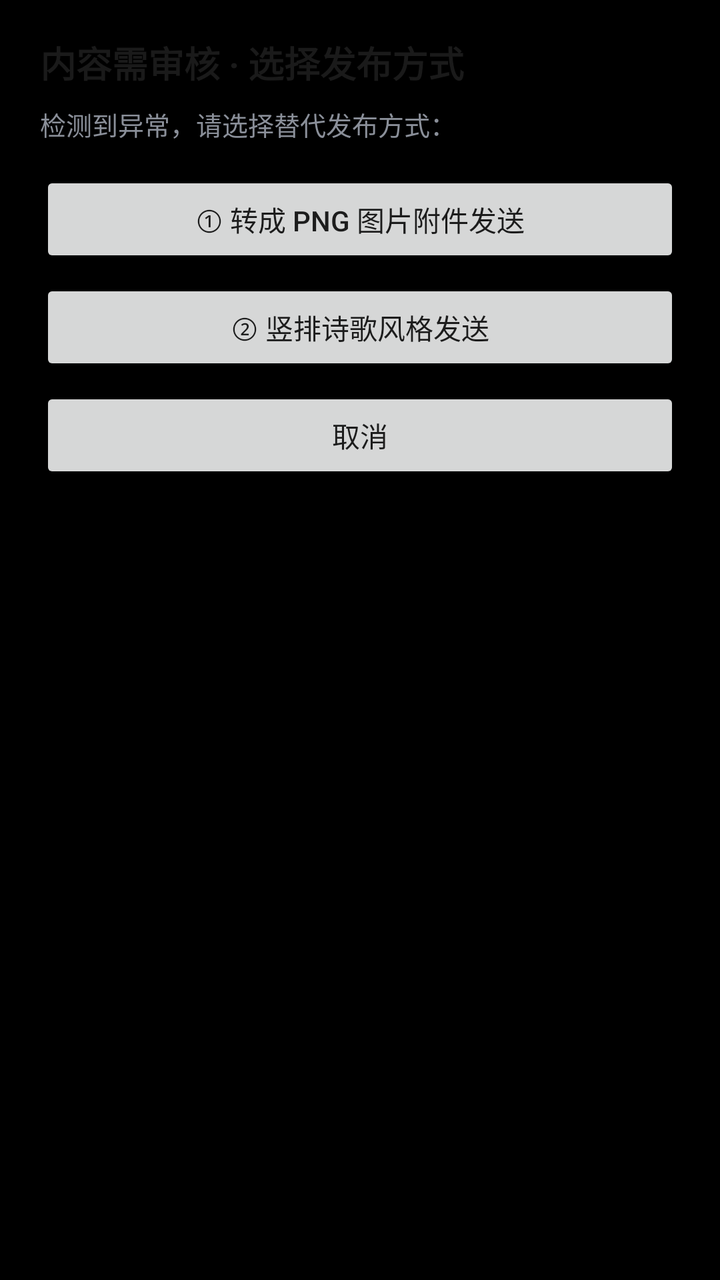
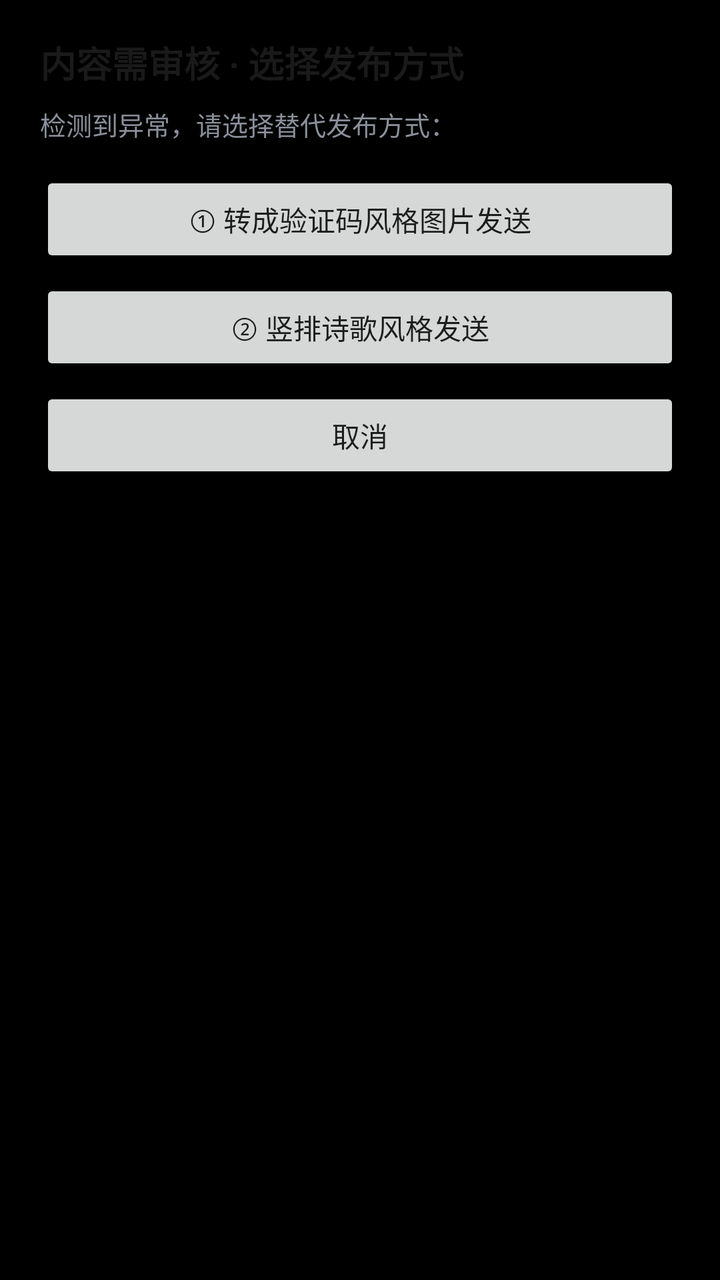

Screens rendered from an Android XML layout before and after an edit, with the pre-edit source and the edit as a unified diff.
<!-- AndroidManifest.xml: application theme AppTheme -->
<!-- res/layout/dialog_publish_method.xml -->
<?xml version="1.0" encoding="utf-8"?>
<LinearLayout xmlns:android="http://schemas.android.com/apk/res/android"
    android:layout_width="match_parent"
    android:layout_height="wrap_content"
    android:orientation="vertical"
    android:paddingStart="20dp"
    android:paddingTop="18dp"
    android:paddingEnd="20dp"
    android:paddingBottom="12dp">

    <TextView
        android:id="@+id/pm_title"
        android:layout_width="match_parent"
        android:layout_height="wrap_content"
        android:text="内容需审核 · 选择发布方式"
        android:textColor="@color/mine_row_title"
        android:textSize="18sp"
        android:textStyle="bold" />

    <TextView
        android:id="@+id/pm_desc"
        android:layout_width="match_parent"
        android:layout_height="wrap_content"
        android:layout_marginTop="8dp"
        android:text="检测到异常，请选择替代发布方式："
        android:textColor="@color/mine_row_summary"
        android:textSize="13sp" />

    <Button
        android:id="@+id/pm_btn_jpg"
        android:layout_width="match_parent"
        android:layout_height="wrap_content"
        android:layout_marginTop="14dp"
        android:text="① 转成 PNG 图片附件发送"
        android:textAllCaps="false" />

    <Button
        android:id="@+id/pm_btn_vertical"
        android:layout_width="match_parent"
        android:layout_height="wrap_content"
        android:layout_marginTop="6dp"
        android:text="② 竖排诗歌风格发送"
        android:textAllCaps="false" />

    <Button
        android:id="@+id/pm_btn_cancel"
        android:layout_width="match_parent"
        android:layout_height="wrap_content"
        android:layout_marginTop="6dp"
        android:text="取消"
        android:textAllCaps="false" />

</LinearLayout>
<!-- resources referenced by this layout -->
<resources>
  <color name="mine_row_summary">#8A8F99</color>
  <color name="mine_row_title">#1A1A1A</color>
  <style name="AppTheme" parent="Theme.AppCompat.Light.DarkActionBar">
      
      <item name="colorPrimary">@color/colorPrimary</item>
      <item name="colorPrimaryDark">@color/colorPrimaryDark</item>
      <item name="colorAccent">@color/colorAccent</item>
  
      <item name="android:windowIsTranslucent">true</item>
      <item name="android:windowAnimationStyle">@style/ActivityAnimFade</item>
  
      
      <item name="android:windowBackground">@color/black_background</item>
  
      <item name="preferenceTheme">@style/MyPreferenceThemeOverlay</item>
    </style>
  <color name="colorPrimary">#607D8B</color>
  <color name="colorPrimaryDark">#455A64</color>
  <color name="colorAccent">#FF4081</color>
  <style name="ActivityAnimFade" parent="@android:style/Animation.Activity">
      <item name="android:activityOpenEnterAnimation">@anim/activity_fade_in</item>
      <item name="android:activityOpenExitAnimation">@anim/activity_hold</item>
      <item name="android:activityCloseEnterAnimation">@anim/activity_fade_in</item>
      <item name="android:activityCloseExitAnimation">@anim/activity_fade_out</item>
    </style>
  <color name="black_background">#000000</color>
  <style name="MyPreferenceThemeOverlay" parent="PreferenceThemeOverlay.v14.Material">
      <item name="android:background">@color/body_background_night</item>
      <item name="android:textColor">@color/status_text_night</item>
      <item name="android:textColorSecondary">@color/blue_text_night</item>
    </style>
  <color name="body_background_night">#FFFFFF</color>
  <color name="status_text_night">#000000</color>
  <color name="blue_text_night">#0099FF</color>
</resources>

<!-- the commit's change to res/layout/dialog_publish_method.xml (unified diff, before → after) -->
@@ -31,7 +31,7 @@
         android:layout_width="match_parent"
         android:layout_height="wrap_content"
         android:layout_marginTop="14dp"
-        android:text="① 转成 PNG 图片附件发送"
+        android:text="① 转成验证码风格图片发送"
         android:textAllCaps="false" />
 
     <Button
